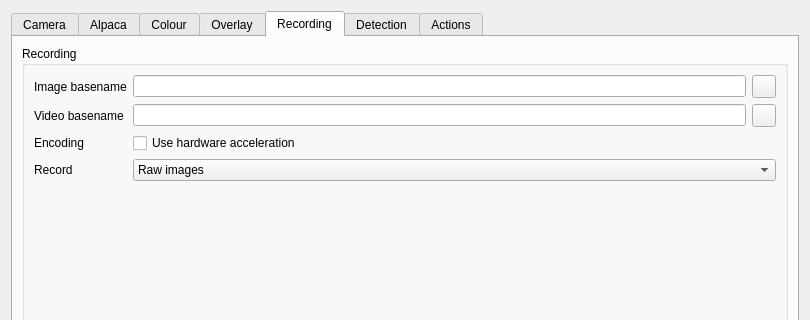
The window that plugins/feature/camera/camerasettingsdialog.ui (srcejon/sdrangel) describes before a commit, drawn with Qt 5; both pictures show x 0 to 810 and y 0 to 320 of the 810 by 738 pixel window.
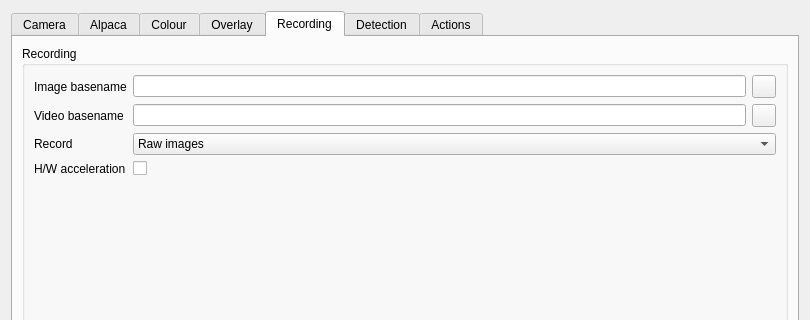
The same window after the commit. The open tabs and pages were chosen to show the change. Icons and pictures are not drawn.

Commit message: Fix h/w acceleration support for video files.

Diff of the .ui file:
```diff
--- a/plugins/feature/camera/camerasettingsdialog.ui
+++ b/plugins/feature/camera/camerasettingsdialog.ui
@@ -2001,30 +2001,13 @@
            </layout>
           </item>
           <item row="2" column="0">
-           <widget class="QLabel" name="videoHwAccelerationLabel">
-            <property name="text">
-             <string>Encoding</string>
-            </property>
-           </widget>
-          </item>
-          <item row="2" column="1">
-           <widget class="QCheckBox" name="videoHwAccelerationCheck">
-            <property name="toolTip">
-             <string>Prefer hardware-accelerated video encoding when supported by the backend</string>
-            </property>
-            <property name="text">
-             <string>Use hardware acceleration</string>
-            </property>
-           </widget>
-          </item>
-          <item row="3" column="0">
            <widget class="QLabel" name="videoPostProcessLabel">
             <property name="text">
              <string>Record</string>
             </property>
            </widget>
           </item>
-          <item row="3" column="1">
+          <item row="2" column="1">
            <widget class="QComboBox" name="videoPostProcessCombo">
             <property name="toolTip">
              <string>Select whether pre (raw) or post processed images should be recorded</string>
@@ -2041,6 +2024,23 @@
             </item>
            </widget>
           </item>
+          <item row="3" column="0">
+           <widget class="QLabel" name="videoHwAccelerationLabel">
+            <property name="text">
+             <string>H/W acceleration</string>
+            </property>
+           </widget>
+          </item>
+          <item row="3" column="1">
+           <widget class="QCheckBox" name="videoHwAccelerationCheck">
+            <property name="toolTip">
+             <string>Prefer hardware-accelerated video encoding when supported by the backend</string>
+            </property>
+            <property name="text">
+             <string/>
+            </property>
+           </widget>
+          </item>
          </layout>
         </widget>
        </item>
```
Left out of the diff: 2 changed lines with no effect on the pictures. The commit also changes 4 other files.
